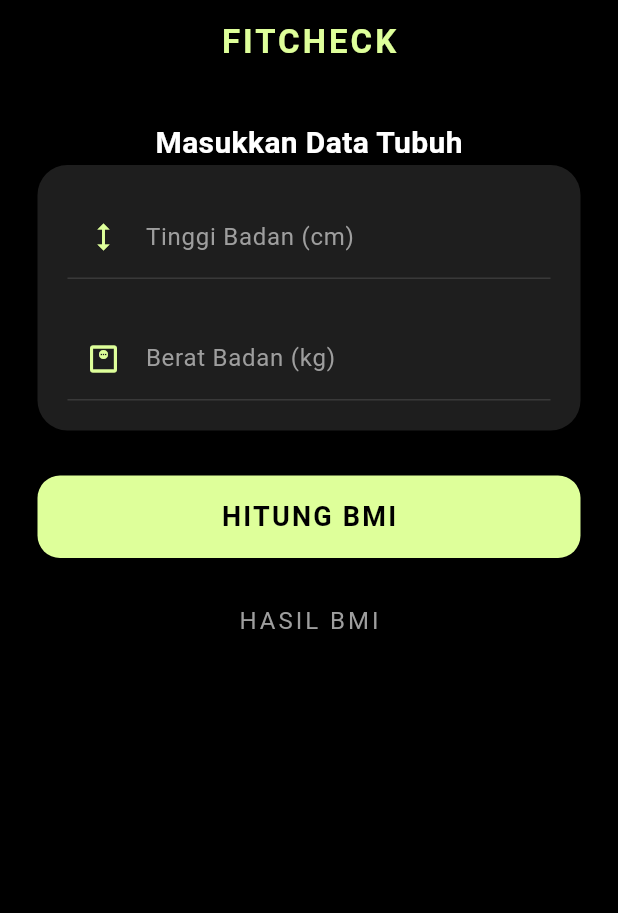
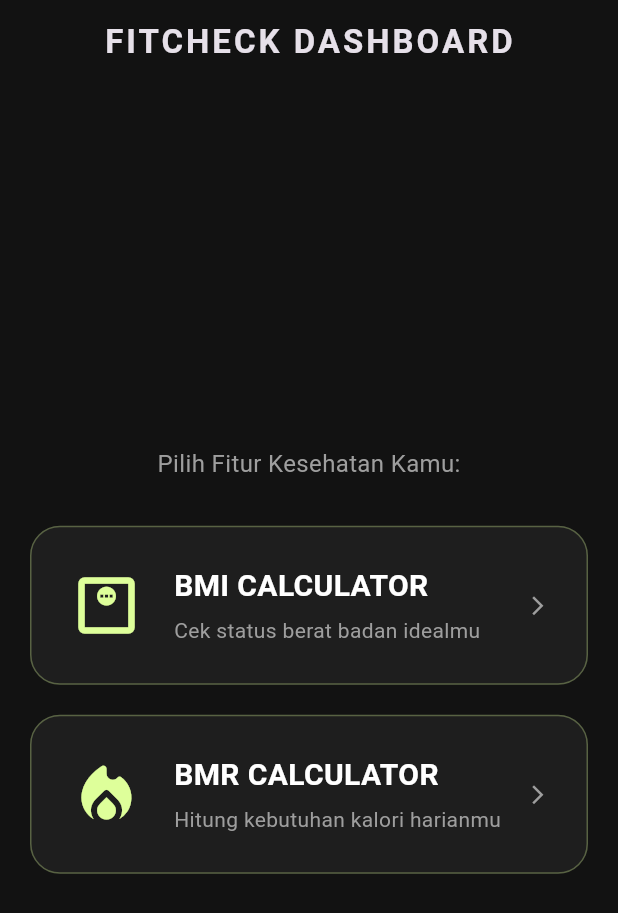
Before and after one commit to haikalassiddiqqi/uas_fitcheck_kalori, a Flutter app: the screen it shows after launch, on a phone screen of 412 x 824 dp. Shown: the top 913 px of the screen. Run offline on Flutter 3.47's test engine with Material 3 defaults, Android fonts, the phone set to English and light mode, and no system bars.

Commit message:
membuat card untuk menambahkan input BMR & mengubah alur navigsi splashscreen

```diff
--- a/lib/main.dart
+++ b/lib/main.dart
@@ -230,6 +230,83 @@ Padding(
     );
   }
 }
+
+// --- HALAMAN MENU UTAMA ---
+class MainMenu extends StatelessWidget {
+  const MainMenu({super.key});
+
+  @override
+  Widget build(BuildContext context) {
+    return Scaffold(
+      backgroundColor: const Color(0xFF121212),
+      appBar: AppBar(
+        title: const Text("FITCHECK DASHBOARD", style: TextStyle(letterSpacing: 2, fontWeight: FontWeight.bold)),
+        backgroundColor: Colors.transparent,
+        elevation: 0,
+        centerTitle: true,
+      ),
+      body: Padding(
+        padding: const EdgeInsets.all(20.0),
+        child: Column(
+          mainAxisAlignment: MainAxisAlignment.center,
+          children: [
+            const Text("Pilih Fitur Kesehatan Kamu:", style: TextStyle(color: Colors.grey, fontSize: 16)),
+            const SizedBox(height: 30),
+
+            // KARTU BMI
+            GestureDetector(
+              onTap: () {
+                Navigator.push(context, MaterialPageRoute(builder: (context) => const MyHomePage(title: "BMI Calculator")));
+              },
+              child: menuCard("BMI CALCULATOR", "Cek status berat badan idealmu", Icons.monitor_weight_outlined),
+            ),
+
+            const SizedBox(height: 20),
+
+            // KARTU BMR
+            GestureDetector(
+              onTap: () {
+                // Besok kita isi halaman BMR di sini
+                ScaffoldMessenger.of(context).showSnackBar(const SnackBar(content: Text("Fitur BMR sedang kita rakit, Haikal! 😎")));
+              },
+              child: menuCard("BMR CALCULATOR", "Hitung kebutuhan kalori harianmu", Icons.local_fire_department_rounded),
+            ),
+          ],
+        ),
+      ),
+    );
+  }
+
+  // Widget tambahan untuk bikin tampilan Kartu Menu lebih rapi
+  Widget menuCard(String title, String desc, IconData icon) {
+    return Container(
+      width: double.infinity,
+      padding: const EdgeInsets.all(25),
+      decoration: BoxDecoration(
+        color: const Color(0xFF1E1E1E),
+        borderRadius: BorderRadius.circular(20),
+        border: Border.all(color: const Color(0xFFDEFF9A).withOpacity(0.3)),
+      ),
+      child: Row(
+        children: [
+          Icon(icon, size: 50, color: const Color(0xFFDEFF9A)),
+          const SizedBox(width: 20),
+          Expanded(
+            child: Column(
+              crossAxisAlignment: CrossAxisAlignment.start,
+              children: [
+                Text(title, style: const TextStyle(fontSize: 20, fontWeight: FontWeight.bold, color: Colors.white)),
+                const SizedBox(height: 5),
+                Text(desc, style: const TextStyle(color: Colors.grey, fontSize: 14)),
+              ],
+            ),
+          ),
+          const Icon(Icons.arrow_forward_ios, color: Colors.grey, size: 15),
+        ],
+      ),
+    );
+  }
+}
 class SplashScreen extends StatefulWidget {
   const SplashScreen({super.key});
 
@@ -242,11 +319,13 @@ class _SplashScreenState extends State<SplashScreen> {
   void initState() {
     super.initState();
     // Beri jeda 3 detik sebelum masuk ke halaman utama
+   // Cari bagian ini di dalam SplashScreen kamu dan ubah:
+// Cari bagian ini di dalam SplashScreen kamu dan ubah:
 Future.delayed(const Duration(seconds: 3), () {
   if (mounted) {
     Navigator.pushReplacement(
       context,
-          MaterialPageRoute(builder: (context) => const MyHomePage(title: 'FITCHECK')),
+      MaterialPageRoute(builder: (context) => const MainMenu()), // Ubah ke MainMenu
     );
   }
 });
```
Lines whose indentation alone changed are shown as unchanged.
